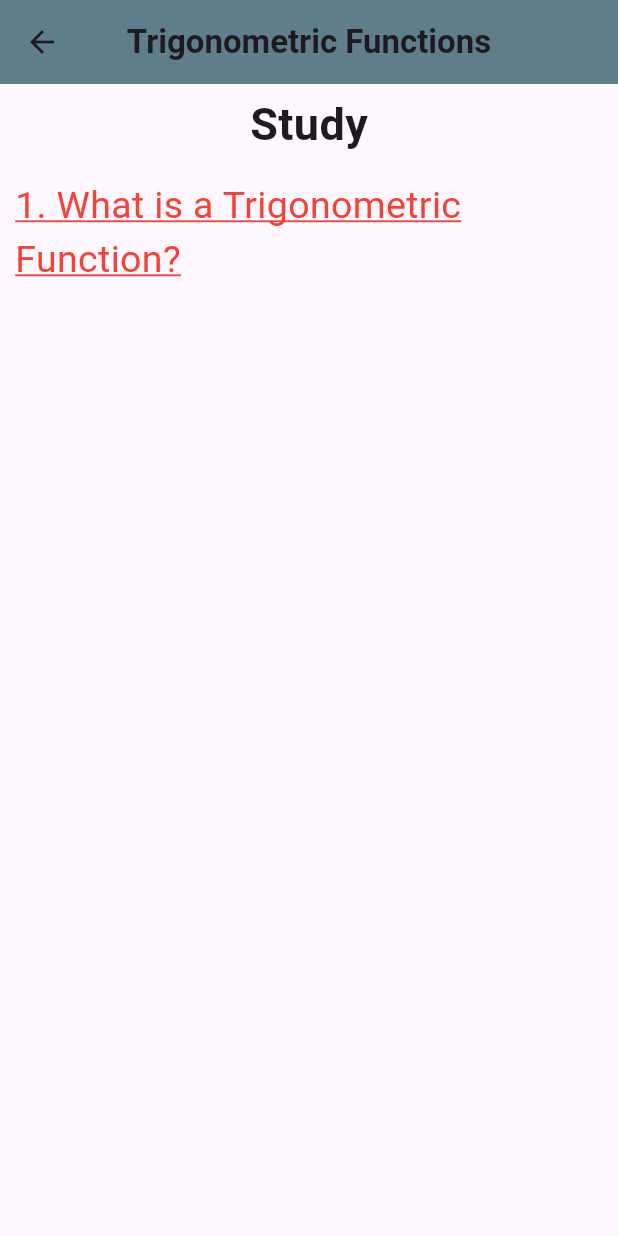
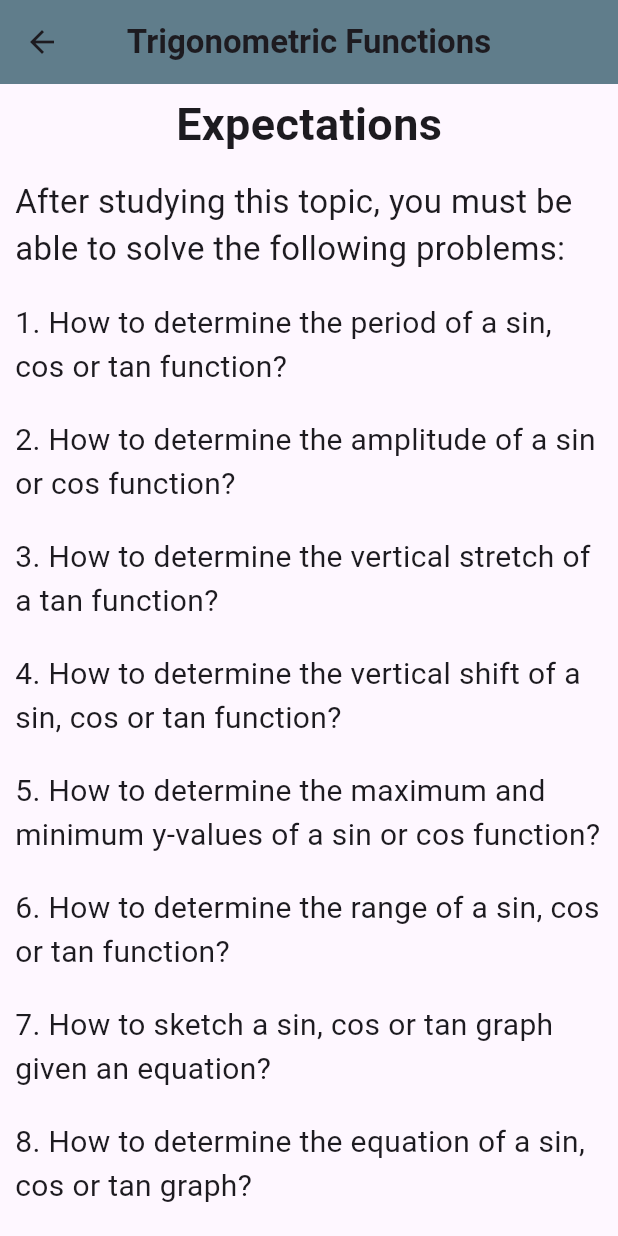
Before and after one commit to james15mokoena/ace_maths, a Flutter app: the TrigonometricFunctionsPage screen opened by its route, on a phone screen of 412 x 824 dp. Run offline on Flutter 3.47's test engine with Material 3 defaults, Android fonts, the phone set to English and light mode, and no system bars; missing offline and left inert: flutter_math_fork.

Commit message:
Adding the content for the Trigonometric Functions page.

```diff
--- a/lib/pages/home.dart
+++ b/lib/pages/home.dart
@@ -97,9 +97,11 @@ class _HomePageState extends State<HomePage> {
       body: Padding(
         padding: const EdgeInsets.all(10),
         child: ListView.separated(
+          addAutomaticKeepAlives: true,
           itemBuilder: (context, itemIndex) {
             return SizedBox(
               height: 150,
+              child: Card(
                 child: ListTile(
                   title: Text(
                     _topics[itemIndex].name,
@@ -123,6 +125,7 @@ class _HomePageState extends State<HomePage> {
                     context,
                   ).pushNamed(_topics[itemIndex].targetRoute),
                 ),
+              ),
             );
           },
           separatorBuilder: (context, separatorIndex) {
--- a/lib/pages/trigonometric_functions.dart
+++ b/lib/pages/trigonometric_functions.dart
@@ -1,3 +1,4 @@
+import 'package:ace_maths/widgets/custom_paddings.dart';
 import 'package:ace_maths/widgets/top_navbar.dart';
 import 'package:flutter/material.dart';
 
@@ -14,24 +15,92 @@ class TrigonometricFunctionsPage extends StatelessWidget {
             padding: const EdgeInsets.all(5),
             child: Align(
               child: const Text(
-                "Study",
+                "Expectations",
                 style: TextStyle(fontSize: 30, fontWeight: FontWeight.bold),
               ),
             ),
           ),
           Padding(
-            padding: const EdgeInsets.all(10),
+            padding: const EdgeInsetsGeometry.all(10),
+            child: const Text(
+              "After studying this topic, you must be able to solve the following problems:",
+              style: TextStyle(fontSize: 22),
+            ),
+          ),
+          ExpectedQuestionPadding(
+            question:
+                "1. How to determine the period of a sin, cos or tan function?",
+          ),
+          ExpectedQuestionPadding(
+            question:
+                "2. How to determine the amplitude of a sin or cos function?",
+          ),
+          ExpectedQuestionPadding(
+            question:
+                "3. How to determine the vertical stretch of a tan function?",
+          ),
+          ExpectedQuestionPadding(
+            question:
+                "4. How to determine the vertical shift of a sin, cos or tan function?",
+          ),
+          ExpectedQuestionPadding(
+            question:
+                "5. How to determine the maximum and minimum y-values of a sin or cos function?",
+          ),
+          ExpectedQuestionPadding(
+            question:
+                "6. How to determine the range of a sin, cos or tan function?",
+          ),
+          ExpectedQuestionPadding(
+            question:
+                "7. How to sketch a sin, cos or tan graph given an equation?",
+          ),
+          ExpectedQuestionPadding(
+            question:
+                "8. How to determine the equation of a sin, cos or tan graph?",
+          ),
+          Padding(
+            padding: const EdgeInsets.all(5),
             child: Align(
-              alignment: .topLeft,
               child: const Text(
-                "1. What is a Trigonometric Function?",
-                style: TextStyle(
-                  color: Colors.red,
-                  fontSize: 25,
-                  decoration: TextDecoration.underline,
-                  decorationColor: Colors.red,
-                ),
+                "Get Started",
+                style: TextStyle(fontSize: 30, fontWeight: FontWeight.bold),
               ),
+            ),
+          ),
+          QuestionPadding(
+            question:
+                "1. How to determine the period of a sin, cos or tan function?",
+          ),
+          // definition of a Period widget
+          Padding(
+            padding: const EdgeInsetsGeometry.all(10),
+            child: const Text(
+              "A period is the length of the interval on the x-axis (which is the axis for angles) that contains exactly one cycle or after which the shape of the graph repeats.",
+              style: TextStyle(fontSize: 20),
+            ),
+          ),
+          CasePadding(caseTitle: "Case 1: Given a Graph"),
+          StepsPadding(
+            stepsTitle:
+                "Steps for determining the period of a sin or cos function:",
+          ),
+          Padding(
+            padding: const EdgeInsetsGeometry.only(
+              left: 20,
+              top: 0,
+              bottom: 10,
+              right: 5,
+            ),
+            child: Column(
+              crossAxisAlignment: .start,
+              mainAxisSize: .min,
+              spacing: 10,
+              children: [
+                const Text("ONE"),
+                const Text("TWO"),
+                const Text("THREE"),
+              ],
             ),
           ),
         ],
--- /dev/null
+++ b/lib/widgets/custom_paddings.dart
@@ -0,0 +1,88 @@
+import 'package:flutter/material.dart';
+
+/// It return a [Padding] widget that can be reused.
+class ExpectedQuestionPadding extends StatelessWidget {
+  final String question;
+
+  const ExpectedQuestionPadding({super.key, required this.question});
+
+  @override
+  Widget build(BuildContext context) {
+    return Padding(
+      padding: const EdgeInsets.all(10),
+      child: Align(
+        alignment: .topLeft,
+        child: Text(
+          question,
+          style: TextStyle(fontSize: 20, decorationColor: Colors.red),
+        ),
+      ),
+    );
+  }
+}
+
+/// It returns a [Padding] widget that displays a question.
+class QuestionPadding extends StatelessWidget {
+  final String question;
+
+  const QuestionPadding({super.key, required this.question});
+
+  @override
+  Widget build(BuildContext context) {
+    return Padding(
+      padding: const EdgeInsetsGeometry.all(10),
+      child: Text(
+        question,
+        style: TextStyle(
+          decoration: TextDecoration.underline,
+          decorationColor: Colors.red,
+          color: Colors.red,
+          fontSize: 20,
+        ),
+      ),
+    );
+  }
+}
+
+/// It returns a [Padding] that displays the title of the steps for solving
+/// a specific problem.
+class StepsPadding extends StatelessWidget {
+  final String stepsTitle;
+
+  const StepsPadding({super.key, required this.stepsTitle});
+
+  @override
+  Widget build(BuildContext context) {
+    return Padding(
+      padding: const EdgeInsetsGeometry.only(
+        top: 0,
+        left: 10,
+        bottom: 10,
+        right: 10,
+      ),
+      child: Text(
+        stepsTitle,
+        style: TextStyle(fontSize: 20, fontStyle: .italic),
+      ),
+    );
+  }
+}
+
+/// It returns a [Padding] that displays the case for solving a problem with
+/// multiple cases.
+class CasePadding extends StatelessWidget {
+  final String caseTitle;
+
+  const CasePadding({super.key, required this.caseTitle});
+
+  @override
+  Widget build(BuildContext context) {
+    return Padding(
+      padding: const EdgeInsetsGeometry.only(left: 10, right: 10, bottom: 10),
+      child: const Text(
+        "Case 1: Given a Graph",
+        style: TextStyle(fontWeight: .bold, fontSize: 20),
+      ),
+    );
+  }
+}
```
Lines whose indentation alone changed are shown as unchanged.
